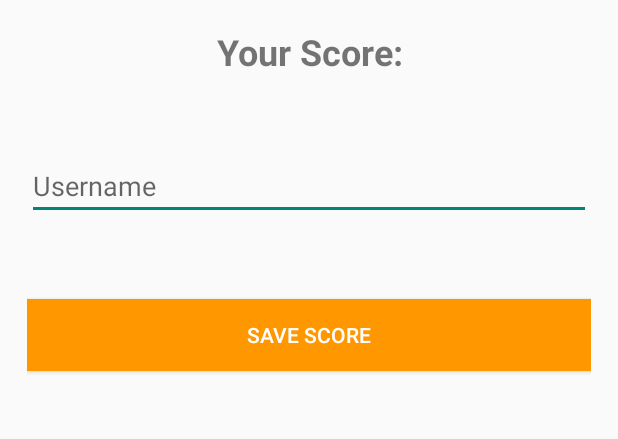
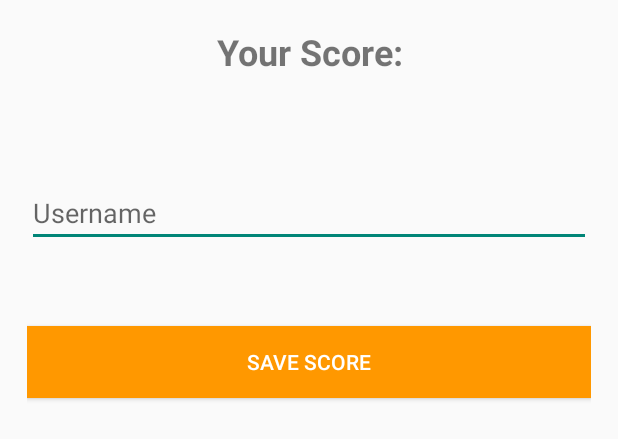
Before and after one commit to EinavShuki/BrainQuiz, an Android app: the layout save_score_dialog.xml on its own in the app's theme, with its tools: preview values and no code run, on a phone screen of 412 x 824 dp. Shown: the top 439 px of the screen. Run offline under Robolectric (Android 15) with nearby library versions, the phone set to English and light mode, and no system bars.

Commit message:
save score dialog username text

```diff
--- a/app/src/main/java/com/example/brainquiz/fragments/SaveScoreDialog.java
+++ b/app/src/main/java/com/example/brainquiz/fragments/SaveScoreDialog.java
@@ -91,7 +91,7 @@ public class SaveScoreDialog extends AppCompatDialogFragment {
             });
         } else {
             editTextUsername.setVisibility(View.INVISIBLE);
-            tvUsername.setVisibility(View.INVISIBLE);
+            tvUsername.setVisibility(View.VISIBLE);
             tvUsername.setText(username);
             btnSave.setOnClickListener(view1 -> {
                 tvError.setText("");
--- a/app/src/main/res/layout/save_score_dialog.xml
+++ b/app/src/main/res/layout/save_score_dialog.xml
@@ -37,8 +37,9 @@
         android:layout_height="wrap_content"
         android:id="@+id/tv_username"
         android:textSize="24sp"
+        android:layout_marginTop="18dp"
         android:textStyle="bold"
-        android:gravity="center"
+        android:layout_gravity="center"
         />
 
     <EditText
```
